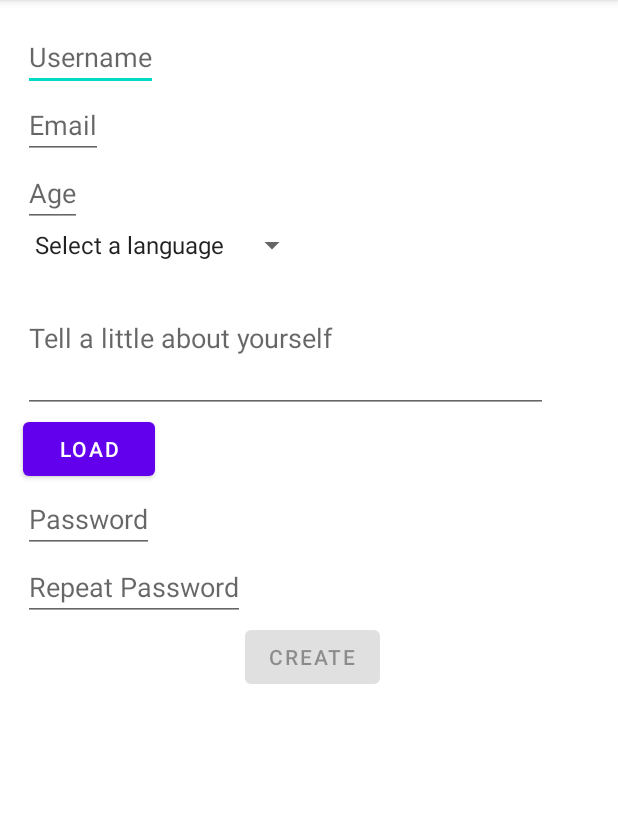
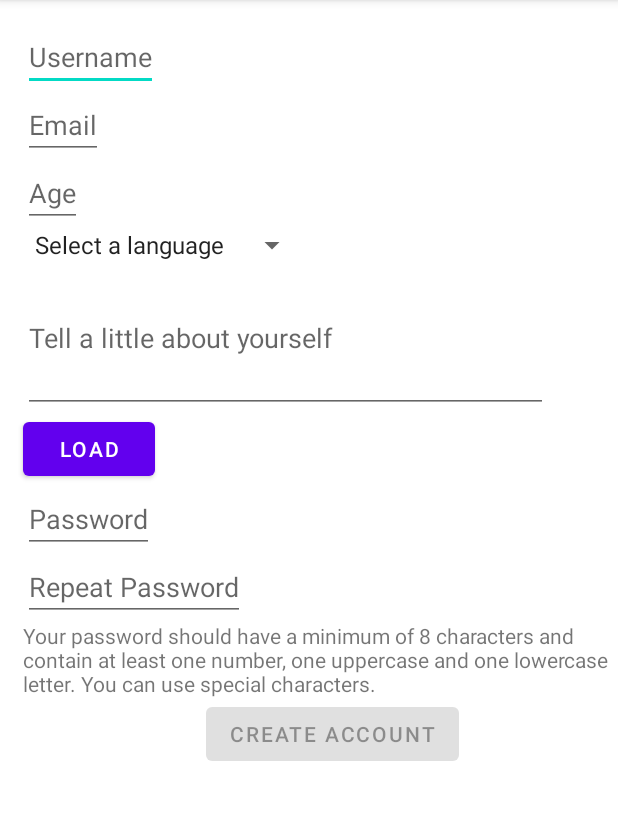
Before and after one commit to SBrown117/MonsterParty, an Android app: the screen it shows after launch (CreateAccountActivity), after a tap on "New? Create an account here", on a phone screen of 412 x 824 dp, the part 84-904 px from its top. Run offline under Robolectric (Android 15) with nearby library versions, the phone set to English and light mode, and no system bars; our stand-ins replace Firebase (no records; nobody signed in at launch, a user with empty details on screens opened directly), Room's generated code, data binding.

```diff
--- a/app/src/main/java/com/example/monsterparty/MainActivity.kt
+++ b/app/src/main/java/com/example/monsterparty/MainActivity.kt
@@ -13,8 +13,8 @@ private const val TAG = ".MainActivity"
 const val REQUEST_SETTINGS = 925
 class MainActivity : AppCompatActivity() {
 
-    lateinit var getUsername : String
-    lateinit var getImage : String
+    private var getUsername : String? = null
+    private var getImage : String? = null
     override fun onCreate(savedInstanceState: Bundle?) {
         super.onCreate(savedInstanceState)
         setContentView(R.layout.activity_main)
@@ -69,7 +69,7 @@ class MainActivity : AppCompatActivity() {
             Context.MODE_PRIVATE)
         getUsername = sharedPreferences.getString("username","N/A").toString()
         getImage = sharedPreferences.getString("image","N/A").toString()
-        if(getUsername == "N/A" || getImage == "N/A"){
+        if(getUsername == "N/A" || getImage == "N/A" || getUsername == null || getImage == null){
             val intent = Intent()
             intent.setClass(this, LoginActivity::class.java)
             startActivityForResult(intent, REQUEST_SETTINGS)
--- a/app/src/main/java/com/example/monsterparty/view/CreateAccountActivity.kt
+++ b/app/src/main/java/com/example/monsterparty/view/CreateAccountActivity.kt
@@ -5,7 +5,10 @@ import android.content.Intent
 import android.net.Uri
 import android.os.Bundle
 import android.provider.MediaStore
+import android.util.Log
 import android.view.View
+import android.widget.AdapterView
+import android.widget.ArrayAdapter
 import androidx.appcompat.app.AppCompatActivity
 import androidx.lifecycle.MutableLiveData
 import androidx.lifecycle.ViewModelProvider
@@ -32,8 +35,15 @@ class CreateAccountActivity: AppCompatActivity() {
         val factory = repository?.let { UserViewModelProvider(it) }
         userViewModel = factory?.let { ViewModelProvider(this,it).get(UserViewModel::class.java)}!!
 
-        userViewModel.createUserLang = ca_spn_lang.onItemSelectedListener.toString()
+        ca_spn_lang.onItemSelectedListener = object : AdapterView.OnItemSelectedListener{
+            override fun onItemSelected(parent: AdapterView<*>?, view: View?, position: Int, id: Long) {
+                userViewModel.createUserLang = ca_spn_lang.getItemAtPosition(position).toString()
+                Log.d(TAG, "onItemSelected: ${userViewModel.createUserLang}")
+            }
+            override fun onNothingSelected(parent: AdapterView<*>?) {}
+        }
     }
+
 
     fun getImage(view: View){
         val intent = Intent(Intent.ACTION_PICK)
@@ -47,6 +57,7 @@ class CreateAccountActivity: AppCompatActivity() {
         if (resultCode == Activity.RESULT_OK && requestCode == IMAGE_PICK_CODE){
             ca_iv_image.setImageURI((photoUri))
             userViewModel.createUserPicture = photoUri!!
+            Log.d(TAG, "onActivityResult: ${userViewModel.createUserPicture}")
         }
     }
 }
--- a/app/src/main/java/com/example/monsterparty/viewmodel/UserViewModel.kt
+++ b/app/src/main/java/com/example/monsterparty/viewmodel/UserViewModel.kt
@@ -92,10 +92,12 @@ class UserViewModel(private val repository: UserRepository): ViewModel(),Observa
 //    }
 
     private fun insert(user: User) = viewModelScope.launch {
+        Log.d(TAG, "$user")
         repository.insertUser(user)
         statusMessage.value = Event("${user.userName} has been added. Welcome to Monster Party!")
     }
 //    private fun update(user: User) = viewModelScope.launch {
+//          Log.d(TAG, "${user.toString()}")
 //        repository.update(user)
 //        statusMessage.value = Event("${user.userName}, your information is up to date.")
 //    }
--- a/app/src/main/res/layout/create_account_page.xml
+++ b/app/src/main/res/layout/create_account_page.xml
@@ -64,12 +64,13 @@
         android:layout_width="wrap_content"
         android:layout_height="wrap_content"
         android:text="@string/load"
+        android:onClick="getImage"
         app:layout_constraintTop_toBottomOf="@id/ca_et_desc"
         app:layout_constraintLeft_toLeftOf="@id/ca_et_desc"/>
     <ImageView
         android:id="@+id/ca_iv_image"
-        android:layout_width="55dp"
-        android:layout_height="55dp"
+        android:layout_width="80dp"
+        android:layout_height="80dp"
         app:layout_constraintLeft_toRightOf="@id/ca_btn_image_load"
         app:layout_constraintTop_toBottomOf="@id/ca_et_desc"
         app:layout_constraintRight_toRightOf="parent"
@@ -92,14 +93,22 @@
         android:hint="@string/hint_repeat_password"
         app:layout_constraintTop_toBottomOf="@id/ca_et_password"
         app:layout_constraintLeft_toLeftOf="@id/ca_et_password"/>
+    <TextView
+        android:id="@+id/ca_tv_password_rule"
+        android:layout_width="wrap_content"
+        android:layout_height="wrap_content"
+        android:text="@string/password_rule"
+        app:layout_constraintTop_toBottomOf="@id/ca_et_password_match"
+        app:layout_constraintLeft_toLeftOf="@id/ca_et_password_match"/>
     <Button
         android:id="@+id/ca_btn_create"
         android:layout_width="wrap_content"
         android:layout_height="wrap_content"
         android:text="@string/create"
         android:enabled="false"
-        app:layout_constraintTop_toBottomOf="@id/ca_et_password_match"
-        app:layout_constraintLeft_toRightOf="@id/ca_et_password_match"
+        app:layout_constraintTop_toBottomOf="@id/ca_tv_password_rule"
+        app:layout_constraintLeft_toLeftOf="@id/ca_tv_password_rule"
+        app:layout_constraintRight_toRightOf="@id/ca_tv_password_rule"
         android:onClick="@{()->userViewModel.saveUser()"/>
 
 </androidx.constraintlayout.widget.ConstraintLayout>
--- a/app/src/main/res/values/strings.xml
+++ b/app/src/main/res/values/strings.xml
@@ -12,13 +12,12 @@
     <string name="welcome_to_monster_party">Welcome To Monster Party</string>
     <string name="log_out_as_username">Log out as</string>
     <string name="what_s_on_your_mind">What\'s on your mind?</string>
-    <string name="add_an_image">Add an Image?</string>
-
-<!--button resources-->
-    <string name="create">create</string>
+    <string name="add_an_image">Add an Profile Picture?</string>
+    <string name="create">create account</string>
     <string name="load">load</string>
     <string name="cancel">cancel</string>
     <string name="submit_post">submit post</string>
+    <string name="password_rule">Your password should have a minimum of 8 characters and contain at least one number, one uppercase and one lowercase letter. You can use special characters.</string>
 
     <string-array name="lang_list">
         <item>Select a language</item>
```
